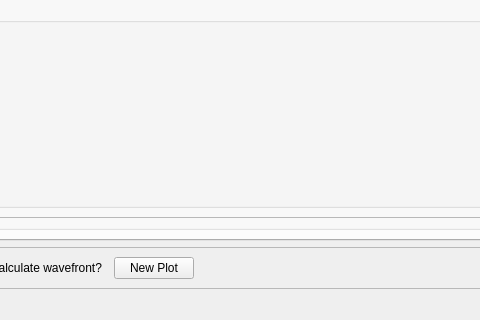
First picture: the form in PPM_centroid/PPM_screen.ui, repository mseaberg/slit_alignment, before the edit; both pictures show x 290 to 770 and y 636 to 956 of the 1140 by 956 pixel window.
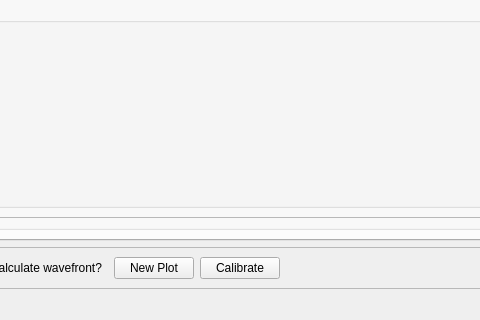
Second picture: the form after the edit. The open tabs and pages were chosen to show the change. Custom widgets are drawn as their Qt base class.

```diff
--- a/PPM_centroid/PPM_screen.ui
+++ b/PPM_centroid/PPM_screen.ui
@@ -523,6 +523,13 @@
          </property>
         </widget>
        </item>
+       <item>
+        <widget class="QPushButton" name="calibrateButton">
+         <property name="text">
+          <string>Calibrate</string>
+         </property>
+        </widget>
+       </item>
        <item>
         <widget class="QLabel" name="label">
          <property name="sizePolicy">
```
Left out of the diff: 2 changed lines with no effect on the pictures.
